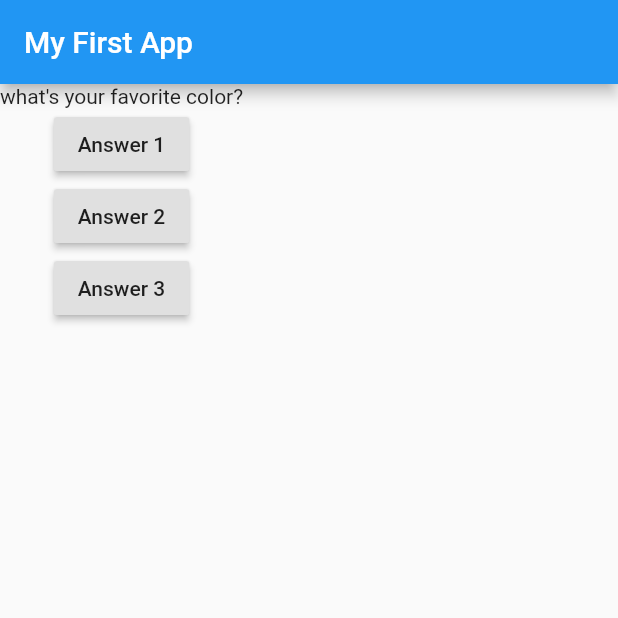
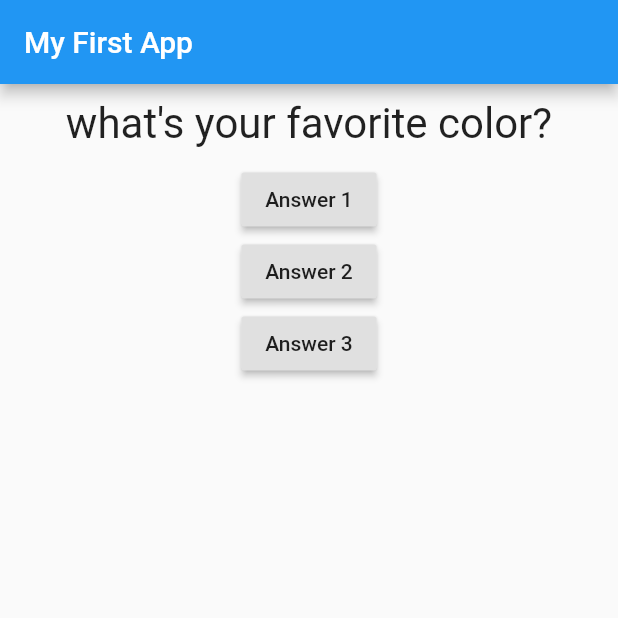
Before and after one commit to mostafaadawy/flutter_complete_guide, a Flutter app: the screen it shows after launch, on a phone screen of 412 x 824 dp, the top half of it. Run offline on Flutter 3.47's test engine with Material 2 defaults, Android fonts, the phone set to English and light mode, and no system bars.

Commit message:
add styling

```diff
--- a/lib/Question.dart
+++ b/lib/Question.dart
@@ -7,6 +7,15 @@ class Question extends StatelessWidget{
   Question(this.questionText);
   @override
   Widget build(BuildContext context){
-    return(Text(questionText));
+    return Container(
+    child:Text(
+      questionText,
+      style: TextStyle(fontSize: 28),
+      textAlign: TextAlign.center,
+    ),
+    width: double.infinity,
+    margin: EdgeInsets.all(10),
+
+    );
   }
 }
```
